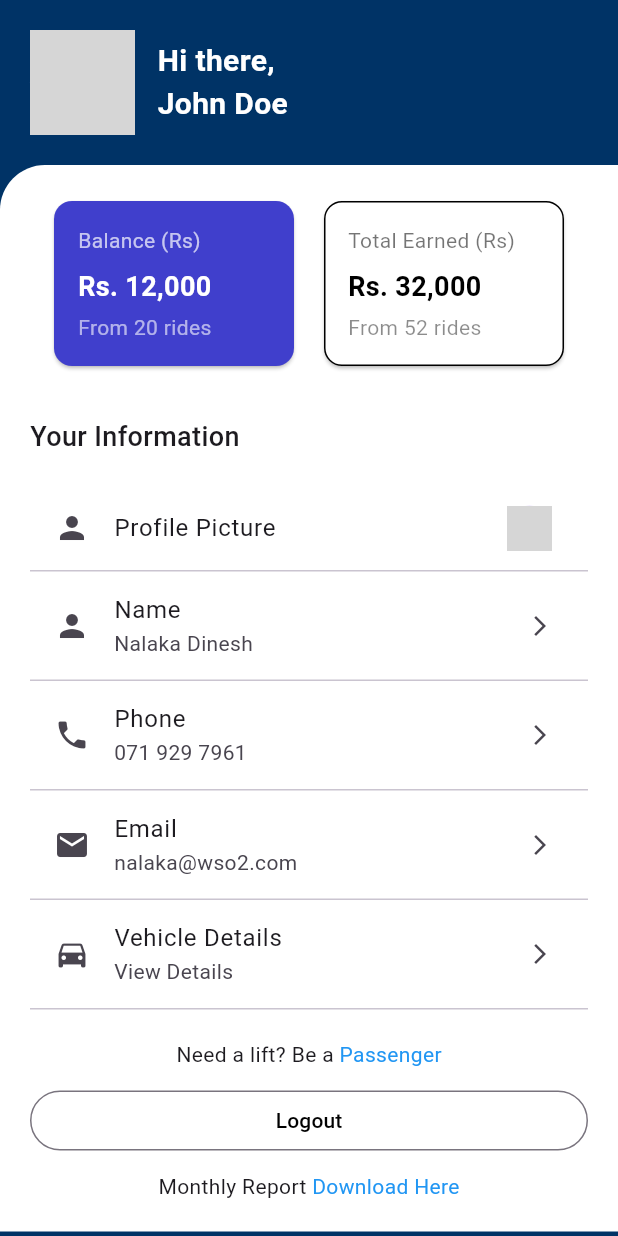
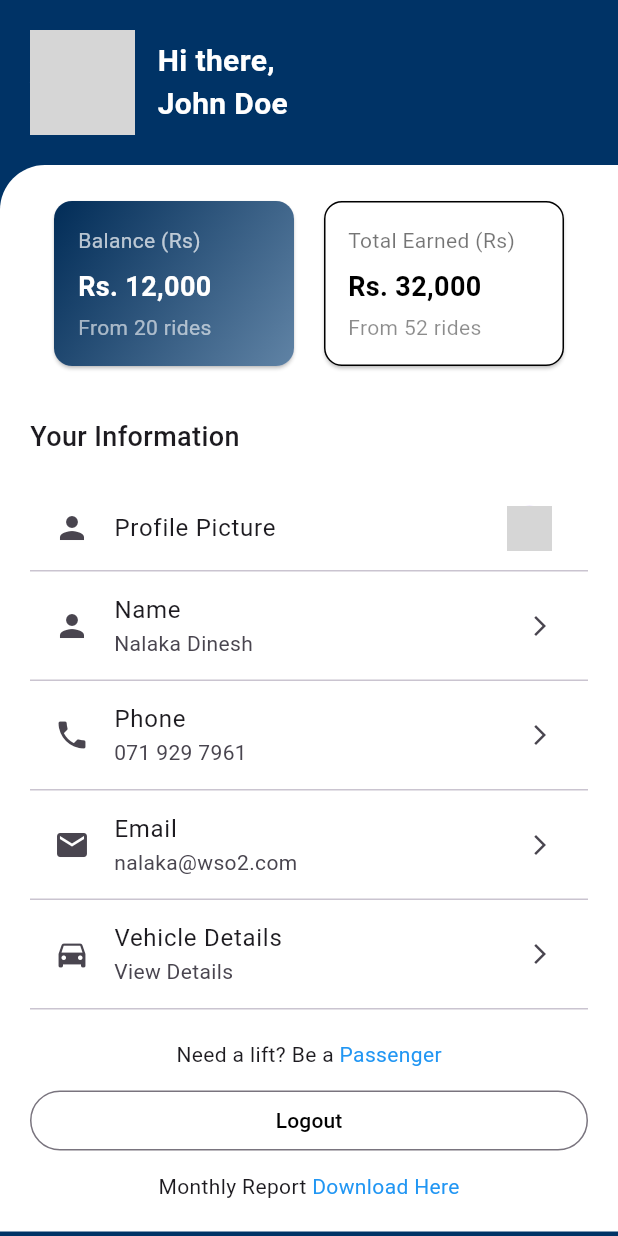
Before and after one commit to wso2-ballerina-carpooling-project/mobile-app-frontend, a Flutter app: the screen it shows after launch, on a phone screen of 412 x 824 dp. Run offline on Flutter 3.47's test engine with Material 3 defaults, Android fonts, the light colour scheme and no system bars; network calls fail; grey boxes are pictures that could not be loaded.

Commit message:
Make the color of the left info card into a gradient color

```diff
--- a/lib/views/driver_profile.dart
+++ b/lib/views/driver_profile.dart
@@ -166,8 +166,6 @@ class DriverProfilePage extends StatelessWidget {
           ),
         ),
       ),
-
-
     );
   }
 
@@ -181,15 +179,27 @@ class DriverProfilePage extends StatelessWidget {
     return Card(
       shape: RoundedRectangleBorder(
         borderRadius: BorderRadius.circular(12),
-        side:
-            isRight
-                ? const BorderSide(color: Colors.black, width: 1)
-                : BorderSide.none,
+        side: isRight
+            ? const BorderSide(color: Colors.black, width: 1)
+            : BorderSide.none,
       ),
-      color: isRight ? Colors.white : const Color(0xFF403FCC),
       child: Container(
         width: 160,
         padding: const EdgeInsets.all(16),
+        decoration: BoxDecoration(
+          borderRadius: BorderRadius.circular(12),
+          gradient: isRight
+              ? null // No gradient for the right-side box
+              : const LinearGradient(
+                  colors: [
+                   Color.fromARGB(255, 1, 44, 87), //  start color
+                  Color.fromARGB(255, 96, 131, 165),  // End color
+                  ],
+                  begin: Alignment.topLeft,
+                  end: Alignment.bottomRight,
+                ),
+          color: isRight ? Colors.white : null, // Fallback for right-side box
+        ),
         child: Column(
           crossAxisAlignment: CrossAxisAlignment.start,
           children: [
```
